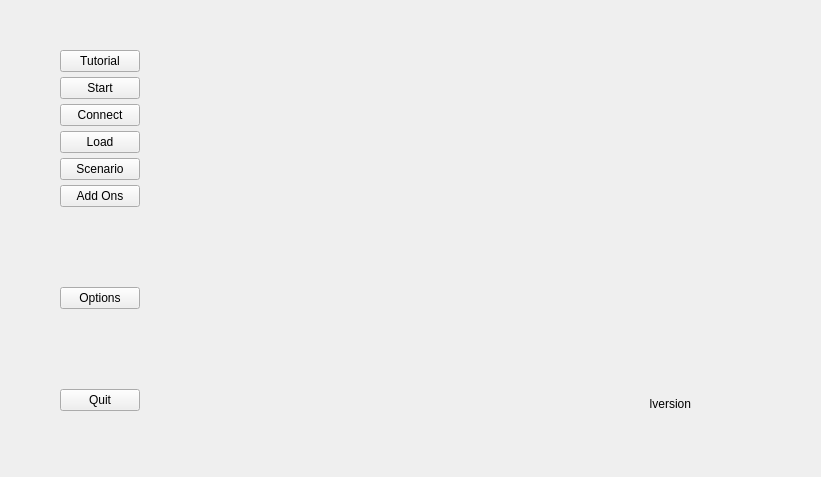
Qt form client/page_main.ui (longturn/freeciv21) before a commit.
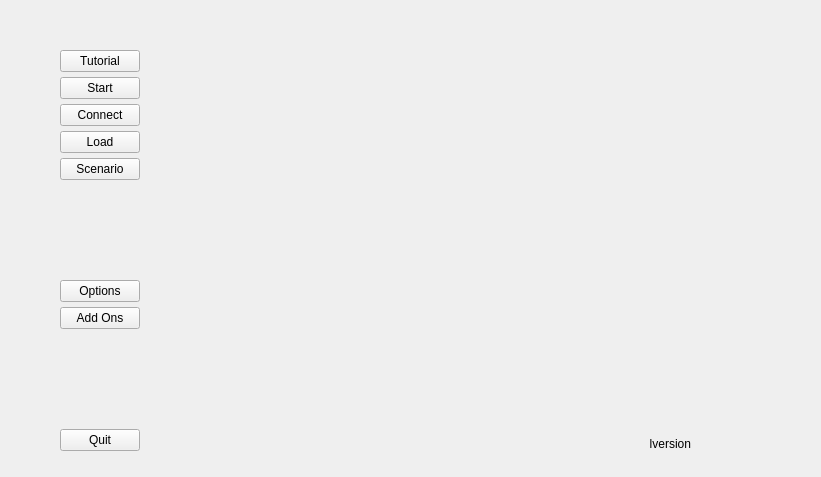
The same form after that commit.

Commit message: Move add-ons button to be with options Thanks @blabber for the suggestion

Patch:
```diff
--- a/client/page_main.ui
+++ b/client/page_main.ui
@@ -25,7 +25,7 @@
      <x>50</x>
      <y>40</y>
      <width>651</width>
-     <height>381</height>
+     <height>421</height>
     </rect>
    </property>
    <layout class="QGridLayout" name="gridLayout">
@@ -44,16 +44,6 @@
     <property name="verticalSpacing">
      <number>5</number>
     </property>
-    <item row="1" column="0">
-     <widget class="QPushButton" name="btut">
-      <property name="text">
-       <string>Tutorial</string>
-      </property>
-      <property name="main_pagebt" stdset="0">
-       <bool>true</bool>
-      </property>
-     </widget>
-    </item>
     <item row="2" column="0">
      <widget class="QPushButton" name="bstart">
       <property name="text">
@@ -64,10 +54,43 @@
       </property>
      </widget>
     </item>
-    <item row="3" column="0">
-     <widget class="QPushButton" name="bconnect">
+    <item row="10" column="2">
+     <widget class="QLabel" name="lversion">
       <property name="text">
-       <string>Connect</string>
+       <string>lversion</string>
+      </property>
+      <property name="alignment">
+       <set>Qt::AlignBottom|Qt::AlignRight|Qt::AlignTrailing</set>
+      </property>
+     </widget>
+    </item>
+    <item row="10" column="0">
+     <widget class="QPushButton" name="bquit">
+      <property name="text">
+       <string>Quit</string>
+      </property>
+      <property name="main_pagebt" stdset="0">
+       <bool>true</bool>
+      </property>
+     </widget>
+    </item>
+    <item row="10" column="1">
+     <spacer name="horizontalSpacer">
+      <property name="orientation">
+       <enum>Qt::Horizontal</enum>
+      </property>
+      <property name="sizeHint" stdset="0">
+       <size>
+        <width>40</width>
+        <height>20</height>
+       </size>
+      </property>
+     </spacer>
+    </item>
+    <item row="7" column="0">
+     <widget class="QPushButton" name="boptions">
+      <property name="text">
+       <string>Options</string>
       </property>
       <property name="main_pagebt" stdset="0">
        <bool>true</bool>
@@ -94,7 +117,17 @@
       </property>
      </widget>
     </item>
-    <item row="6" column="0">
+    <item row="3" column="0">
+     <widget class="QPushButton" name="bconnect">
+      <property name="text">
+       <string>Connect</string>
+      </property>
+      <property name="main_pagebt" stdset="0">
+       <bool>true</bool>
+      </property>
+     </widget>
+    </item>
+    <item row="8" column="0">
      <widget class="QPushButton" name="baddon">
       <property name="text">
        <string>Add Ons</string>
@@ -104,7 +137,17 @@
       </property>
      </widget>
     </item>
-    <item row="7" column="0">
+    <item row="1" column="0">
+     <widget class="QPushButton" name="btut">
+      <property name="text">
+       <string>Tutorial</string>
+      </property>
+      <property name="main_pagebt" stdset="0">
+       <bool>true</bool>
+      </property>
+     </widget>
+    </item>
+    <item row="9" column="0">
      <spacer name="verticalSpacer">
       <property name="orientation">
        <enum>Qt::Vertical</enum>
@@ -117,49 +160,19 @@
       </property>
      </spacer>
     </item>
-    <item row="8" column="0">
-     <widget class="QPushButton" name="bquit">
-      <property name="text">
-       <string>Quit</string>
-      </property>
-      <property name="main_pagebt" stdset="0">
-       <bool>true</bool>
-      </property>
-     </widget>
-    </item>
-    <item row="8" column="1">
-     <spacer name="horizontalSpacer">
+    <item row="6" column="0">
+     <spacer name="verticalSpacer_2">
       <property name="orientation">
-       <enum>Qt::Horizontal</enum>
+       <enum>Qt::Vertical</enum>
       </property>
       <property name="sizeHint" stdset="0">
        <size>
-        <width>40</width>
-        <height>20</height>
+        <width>20</width>
+        <height>40</height>
        </size>
       </property>
      </spacer>
     </item>
-    <item row="8" column="2">
-     <widget class="QLabel" name="lversion">
-      <property name="text">
-       <string>lversion</string>
-      </property>
-      <property name="alignment">
-       <set>Qt::AlignBottom|Qt::AlignRight|Qt::AlignTrailing</set>
-      </property>
-     </widget>
-    </item>
-    <item row="7" column="0">
-     <widget class="QPushButton" name="boptions">
-      <property name="text">
-       <string>Options</string>
-      </property>
-      <property name="main_pagebt" stdset="0">
-       <bool>true</bool>
-      </property>
-     </widget>
-    </item>
    </layout>
   </widget>
  </widget>
```
